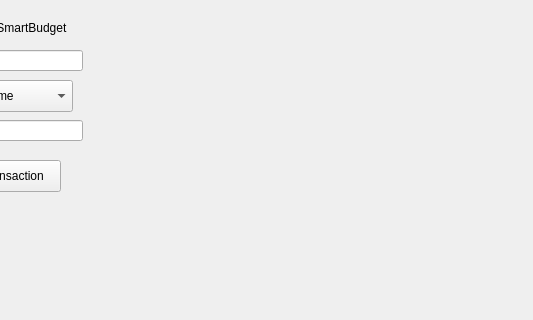
Before: the Qt Designer form addtransaction.ui in Omaraboelsoud-web/smartbudget, drawn with Qt 5; both pictures show x 340 to 873 and y 0 to 320 of the 873 by 564 pixel window.
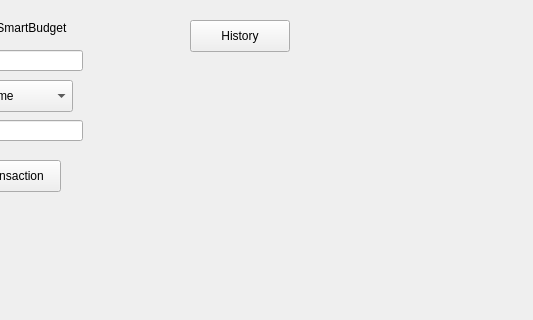
After: the same form once the commit is applied.

Commit message: Created a history UI with delete, edit, and back functionalities.

Diff of the .ui file:
```diff
--- a/addtransaction.ui
+++ b/addtransaction.ui
@@ -196,6 +196,19 @@
     <string/>
    </property>
   </widget>
+  <widget class="QPushButton" name="historyButton">
+   <property name="geometry">
+    <rect>
+     <x>530</x>
+     <y>20</y>
+     <width>100</width>
+     <height>32</height>
+    </rect>
+   </property>
+   <property name="text">
+    <string>History</string>
+   </property>
+  </widget>
  </widget>
  <resources/>
  <connections/>
```
The commit also changes 9 other files.
